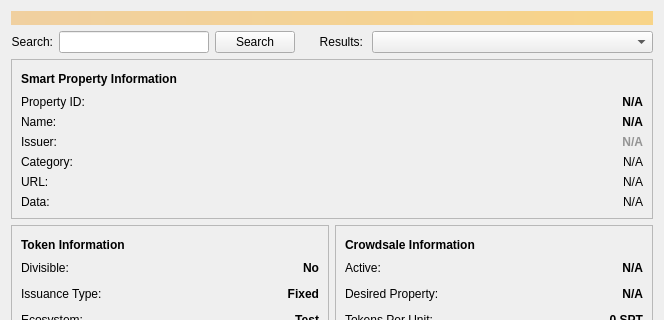
Before: the Qt Designer form src/qt/forms/lookupspdialog.ui in zathras-crypto/mastercore, drawn with Qt 5; both pictures show x 0 to 664 and y 0 to 320 of the 664 by 474 pixel window.
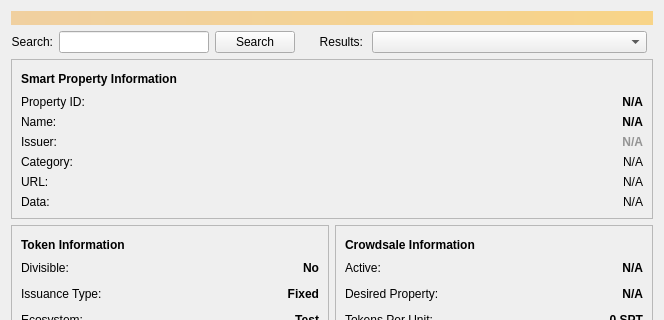
After: the same form once the commit is applied.

Commit message: Add the missing margin & right hand spacer as per other toolbox forms

```diff
--- a/src/qt/forms/lookupspdialog.ui
+++ b/src/qt/forms/lookupspdialog.ui
@@ -112,6 +112,22 @@
        </property>
       </widget>
      </item>
+     <item>
+      <spacer name="horizontalSpacer_3">
+       <property name="orientation">
+        <enum>Qt::Horizontal</enum>
+       </property>
+       <property name="sizeType">
+        <enum>QSizePolicy::Fixed</enum>
+       </property>
+       <property name="sizeHint" stdset="0">
+        <size>
+         <width>6</width>
+         <height>20</height>
+        </size>
+       </property>
+      </spacer>
+     </item>
     </layout>
    </item>
    <item>
```
Left out of the diff: 4 changed lines with no effect on the pictures.
